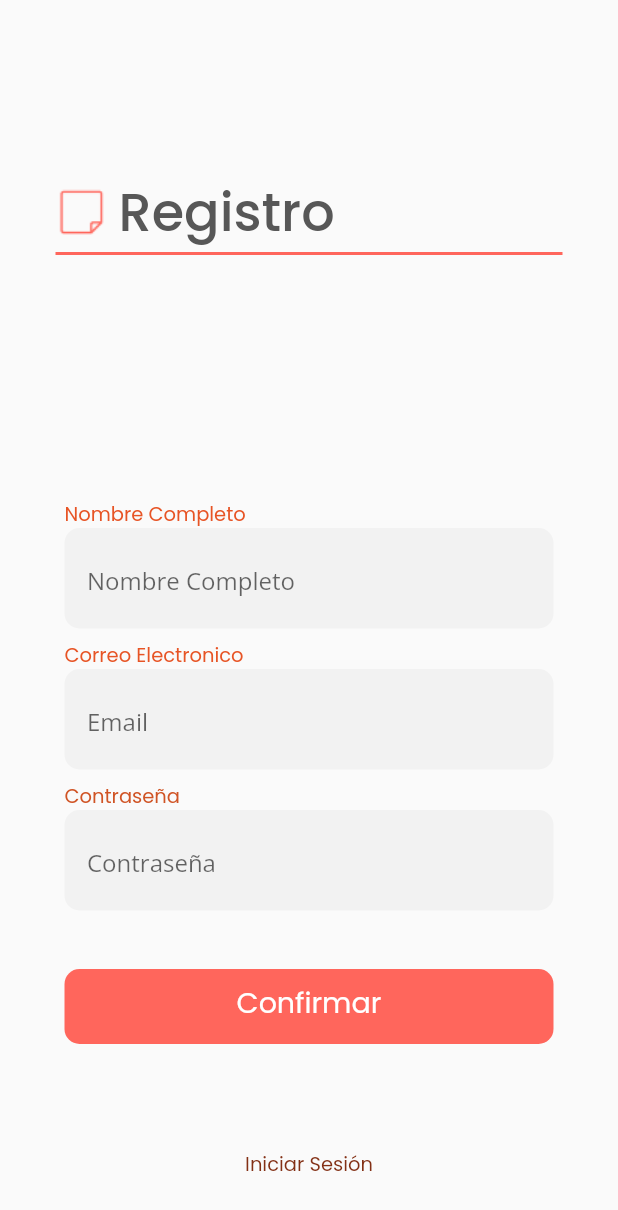
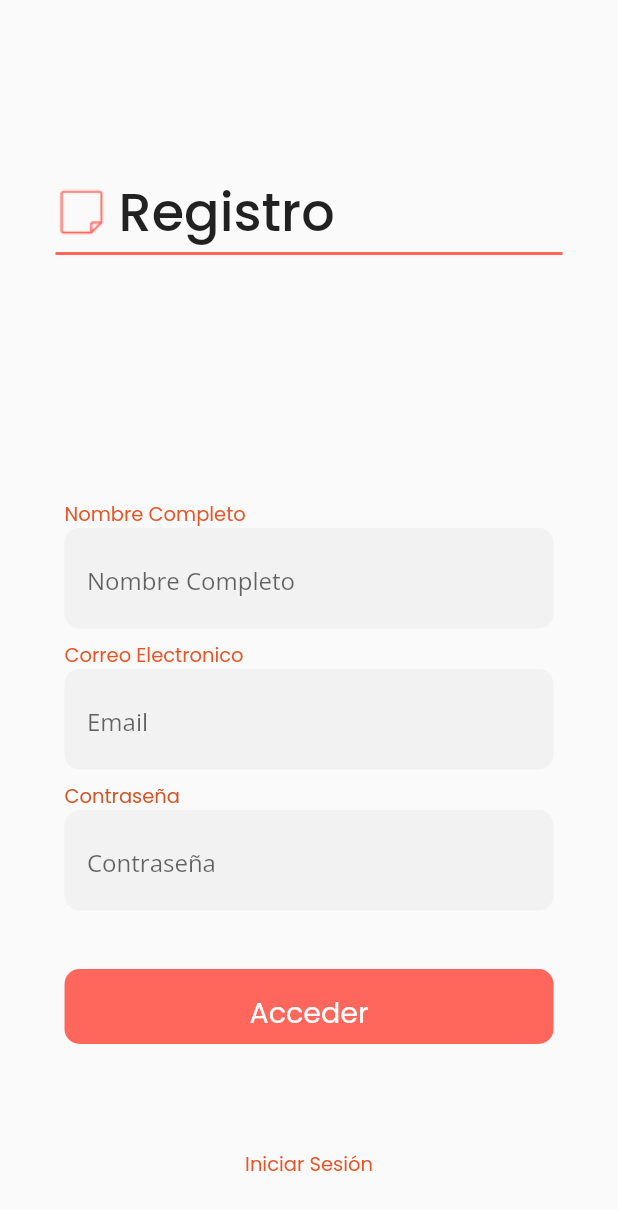
Before and after one commit to fonzk/Crypto-Innovate-, a Flutter app: the Registro widget shown alone on an empty page, opened directly, on a phone screen of 412 x 824 dp. Shown: the top 1210 px of the screen. Run offline on Flutter 3.47's test engine with Material 2 defaults, Android fonts, the phone set to English and light mode, and no system bars; our stand-ins replace firebase_auth, firebase_core, get, google_fonts, shared_preferences; accounts and stored records are empty; network calls fail.

Commit message:
creando registro

```diff
--- a/lib/ui/app.dart
+++ b/lib/ui/app.dart
@@ -2,7 +2,6 @@ import 'package:cryptoinnovate/domain/use_case/controllers/theme_controller.dart
 import 'package:cryptoinnovate/domain/use_case/theme_management.dart';
 import 'package:cryptoinnovate/ui/pages/response/response_page.dart';
 import 'package:cryptoinnovate/ui/theme/theme.dart';
-import 'package:firebase_core/firebase_core.dart';
 import 'package:flutter/material.dart';
 import 'package:get/get.dart';
 
--- a/lib/ui/pages/registro.dart
+++ b/lib/ui/pages/registro.dart
@@ -1,9 +1,41 @@
-import 'package:cryptoinnovate/ui/pages/logins.dart';
+import 'package:cryptoinnovate/domain/controller/authentication_controller.dart';
 import 'package:cryptoinnovate/ui/pages/response/response_page.dart';
+import 'package:cryptoinnovate/ui/theme/colors.dart';
 import "package:flutter/material.dart";
+import 'package:get/get.dart';
 
-class Registro extends StatelessWidget {
+class Registro extends StatefulWidget {
   const Registro({Key? key}) : super(key: key);
+
+  @override
+  State<Registro> createState() => _RegistroState();
+}
+
+class _RegistroState extends State<Registro> {
+  final _formKey = GlobalKey<FormState>();
+  final controllerUser = TextEditingController();
+  final controllerEmail = TextEditingController();
+  final controllerPassword = TextEditingController();
+  AuthenticationController authenticationController = Get.find();
+  _signup(theEmail, thePassword, theUser) async {
+    try {
+      await authenticationController.signUp(theEmail, thePassword, theUser);
+
+      Get.snackbar(
+        "Sign Up",
+        'OK',
+        icon: const Icon(Icons.person, color: Colors.red),
+        snackPosition: SnackPosition.BOTTOM,
+      );
+    } catch (err) {
+      Get.snackbar(
+        "Sign Up",
+        err.toString(),
+        icon: const Icon(Icons.person, color: Colors.red),
+        snackPosition: SnackPosition.BOTTOM,
+      );
+    }
+  }
 
   @override
   Widget build(BuildContext context) {
@@ -28,13 +60,14 @@ class Registro extends StatelessWidget {
                   fontFamily: "Poppins",
                   fontWeight: FontWeight.w500,
                   fontSize: 35,
-                    color: Color.fromRGBO(87, 87, 87, 1))),
+                  // color: Color.fromRGBO(87, 87, 87, 1)
+                )),
           ],
         ));
     var correoelectronico = Container(
       width: MediaQuery.of(context).size.width,
       margin: const EdgeInsets.only(top: 8, left: 43, right: 43),
-      child: Text("Correo Electronico",
+      child: const Text("Correo Electronico",
           textAlign: TextAlign.left,
           style: TextStyle(
               fontFamily: "Poppins",
@@ -45,21 +78,32 @@ class Registro extends StatelessWidget {
     var cajatextomail = Container(
         margin: const EdgeInsets.only(left: 43, right: 43),
         decoration: BoxDecoration(
-          color: Color.fromRGBO(196, 196, 196, 0.15),
-          borderRadius: new BorderRadius.circular(10.0),
+          color: const Color.fromRGBO(196, 196, 196, 0.15),
+          borderRadius: BorderRadius.circular(10.0),
         ),
         child: Padding(
-            padding: EdgeInsets.only(left: 15, right: 15, top: 5),
+            padding: const EdgeInsets.only(left: 15, right: 15, top: 5),
             child: TextFormField(
-                decoration: InputDecoration(
+              controller: controllerEmail,
+              decoration: const InputDecoration(
                 border: InputBorder.none,
                 labelText: 'Email',
-            ))));
+              ),
+              keyboardType: TextInputType.emailAddress,
+              validator: (val) {
+                if (!(val!.isNotEmpty) &&
+                    !RegExp(r"^[a-zA-Z0-9.!#$%&'*+/=?^_`{|}~-]+@[a-zA-Z0-9](?:[a-zA-Z0-9-]{0,253}[a-zA-Z0-9])?(?:\.[a-zA-Z0-9](?:[a-zA-Z0-9-]{0,253}[a-zA-Z0-9])?)*$")
+                        .hasMatch(val)) {
+                  return "Ingrese un Imail valido";
+                }
+                return null;
+              },
+            )));
 
     var contratext = Container(
       width: MediaQuery.of(context).size.width,
       margin: const EdgeInsets.only(top: 8, left: 43, right: 43),
-      child: Text("Contraseña",
+      child: const Text("Contraseña",
           textAlign: TextAlign.left,
           style: TextStyle(
               fontFamily: "Poppins",
@@ -70,22 +114,32 @@ class Registro extends StatelessWidget {
     var cajatextcontras = Container(
         margin: const EdgeInsets.only(left: 43, right: 43),
         decoration: BoxDecoration(
-          color: Color.fromRGBO(196, 196, 196, 0.15),
-          borderRadius: new BorderRadius.circular(10.0),
+          color: const Color.fromRGBO(196, 196, 196, 0.15),
+          borderRadius: BorderRadius.circular(10.0),
         ),
         child: Padding(
-            padding: EdgeInsets.only(left: 15, right: 15, top: 5),
+            padding: const EdgeInsets.only(left: 15, right: 15, top: 5),
             child: TextFormField(
+              controller: controllerPassword,
               obscureText: true,
-                decoration: InputDecoration(
+              decoration: const InputDecoration(
                 border: InputBorder.none,
                 labelText: 'Contraseña',
-                ))));
+              ),
+              validator: (value) {
+                if (value!.isEmpty) {
+                  return "Ingrese su Contraseña";
+                } else if (value.length < 6) {
+                  return "Contraseña debe tener por lo menos 6 caracteres";
+                }
+                return null;
+              },
+            )));
 
     var nombreText = Container(
       width: MediaQuery.of(context).size.width,
       margin: const EdgeInsets.only(top: 163, left: 43, right: 43),
-      child: Text("Nombre Completo",
+      child: const Text("Nombre Completo",
           textAlign: TextAlign.left,
           style: TextStyle(
               fontFamily: "Poppins",
@@ -96,13 +150,14 @@ class Registro extends StatelessWidget {
     var cajatextonombre = Container(
         margin: const EdgeInsets.only(left: 43, right: 43),
         decoration: BoxDecoration(
-          color: Color.fromRGBO(196, 196, 196, 0.15),
-          borderRadius: new BorderRadius.circular(10.0),
+          color: const Color.fromRGBO(196, 196, 196, 0.15),
+          borderRadius: BorderRadius.circular(10.0),
         ),
         child: Padding(
-            padding: EdgeInsets.only(left: 15, right: 15, top: 5),
+            padding: const EdgeInsets.only(left: 15, right: 15, top: 5),
             child: TextFormField(
-                decoration: InputDecoration(
+                controller: controllerUser,
+                decoration: const InputDecoration(
                   border: InputBorder.none,
                   labelText: 'Nombre Completo',
                 ))));
@@ -116,37 +171,53 @@ class Registro extends StatelessWidget {
     var passbx = Column(
       children: [contratext, cajatextcontras],
     );
-
     var confirmarbtn = Container(
       width: MediaQuery.of(context).size.width,
       height: 50,
       margin: const EdgeInsets.only(top: 39, left: 43, right: 43),
       decoration: BoxDecoration(
-          color: Color.fromRGBO(255, 102, 92, 1),
-          borderRadius: new BorderRadius.circular(10.0),
+        color: const Color.fromRGBO(255, 102, 92, 1),
+        borderRadius: BorderRadius.circular(10.0),
       ),
       child: Padding(
-          padding: EdgeInsets.only(left: 67, right: 67, top: 8),
-          child: Text("Confirmar",
+          padding: const EdgeInsets.only(left: 67, right: 67, top: 8),
+          child: ElevatedButton(
+              child: const Text("Acceder",
                   textAlign: TextAlign.center,
                   style: TextStyle(
                       fontFamily: "Poppins",
                       fontWeight: FontWeight.w400,
                       fontSize: 19,
                       color: Color.fromRGBO(255, 255, 255, 1))),
-        ));
+              onPressed: () async {
+                // this line dismiss the keyboard by taking away the focus of the TextFormField and giving it to an unused
+                FocusScope.of(context).requestFocus(FocusNode());
+                final form = _formKey.currentState;
+                form!.save();
+                if (_formKey.currentState!.validate()) {
+                  await _signup(controllerEmail.text, controllerPassword.text,
+                      controllerUser.text);
+                }
+              },
+              style: ButtonStyle(
+                backgroundColor: MaterialStateProperty.all(
+                    const Color.fromRGBO(131, 48, 21, 0)),
+                shadowColor: MaterialStateProperty.all(
+                    const Color.fromRGBO(131, 48, 21, 0)),
+              ))),
+    );
 
     var registra = Container(
       width: MediaQuery.of(context).size.width,
       margin: const EdgeInsets.only(top: 56),
       child: ElevatedButton(
-          child: Text("Iniciar Sesión",
+          child: const Text("Iniciar Sesión",
               textAlign: TextAlign.center,
               style: TextStyle(
                   fontFamily: "Poppins",
                   fontWeight: FontWeight.w400,
                   fontSize: 13,
-                  color: Color.fromRGBO(131, 48, 21, 1))),
+                  color: AppColors.Flame)),
           onPressed: () {
             print(Navigator);
             Navigator.push(context,
@@ -154,20 +225,25 @@ class Registro extends StatelessWidget {
           },
           style: ButtonStyle(
             backgroundColor:
-                MaterialStateProperty.all(Color.fromRGBO(131, 48, 21, 0)),
+                MaterialStateProperty.all(const Color.fromRGBO(131, 48, 21, 0)),
             shadowColor:
-                MaterialStateProperty.all(Color.fromRGBO(131, 48, 21, 0)),
+                MaterialStateProperty.all(const Color.fromRGBO(131, 48, 21, 0)),
           )),
     );
 
     var col = Container(
         width: MediaQuery.of(context).size.width,
         height: MediaQuery.of(context).size.height,
+        child: Form(
+          key: _formKey,
           child: Column(
             children: [header, namebx, mailbx, passbx, confirmarbtn, registra],
+          ),
         ));
-    return Scaffold(
-      body: col,
-    );
+    return col;
+
+    // return Scaffold(
+    //   body: col,
+    // );
   }
 }
```
Also changed, not shown: lib/ui/pages/logins.dart (+30 -15 lines), lib/ui/pages/pass.dart (+61 -7 lines). Lines whose indentation alone changed are shown as unchanged.
